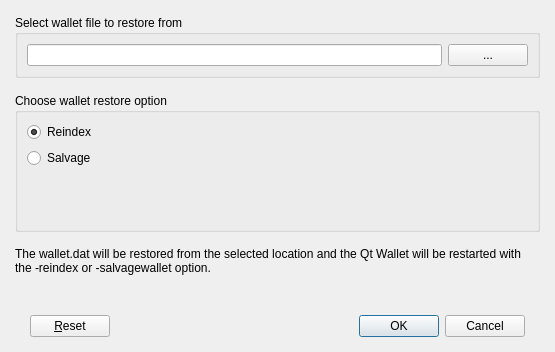
qtumproject/qtum, file src/qt/forms/restoredialog.ui: the form before one commit.
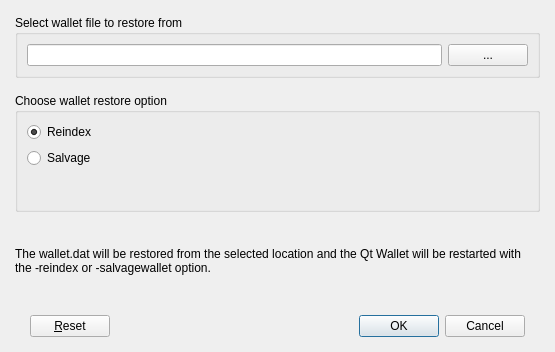
The form after the commit.

Commit message: GUI changes for receive and restore dialog

```diff
--- a/src/qt/forms/restoredialog.ui
+++ b/src/qt/forms/restoredialog.ui
@@ -71,6 +71,12 @@
      </item>
      <item>
       <widget class="QGroupBox" name="groupBox">
+       <property name="minimumSize">
+        <size>
+         <width>0</width>
+         <height>90</height>
+        </size>
+       </property>
        <property name="title">
         <string>Choose wallet restore option</string>
        </property>
@@ -108,6 +114,22 @@
        </layout>
       </widget>
      </item>
+     <item>
+      <spacer name="verticalSpacer_2">
+       <property name="orientation">
+        <enum>Qt::Vertical</enum>
+       </property>
+       <property name="sizeType">
+        <enum>QSizePolicy::Fixed</enum>
+       </property>
+       <property name="sizeHint" stdset="0">
+        <size>
+         <width>20</width>
+         <height>20</height>
+        </size>
+       </property>
+      </spacer>
+     </item>
      <item>
       <widget class="QLabel" name="lblInfo">
        <property name="text">
```
The commit also changes 1 other file.
